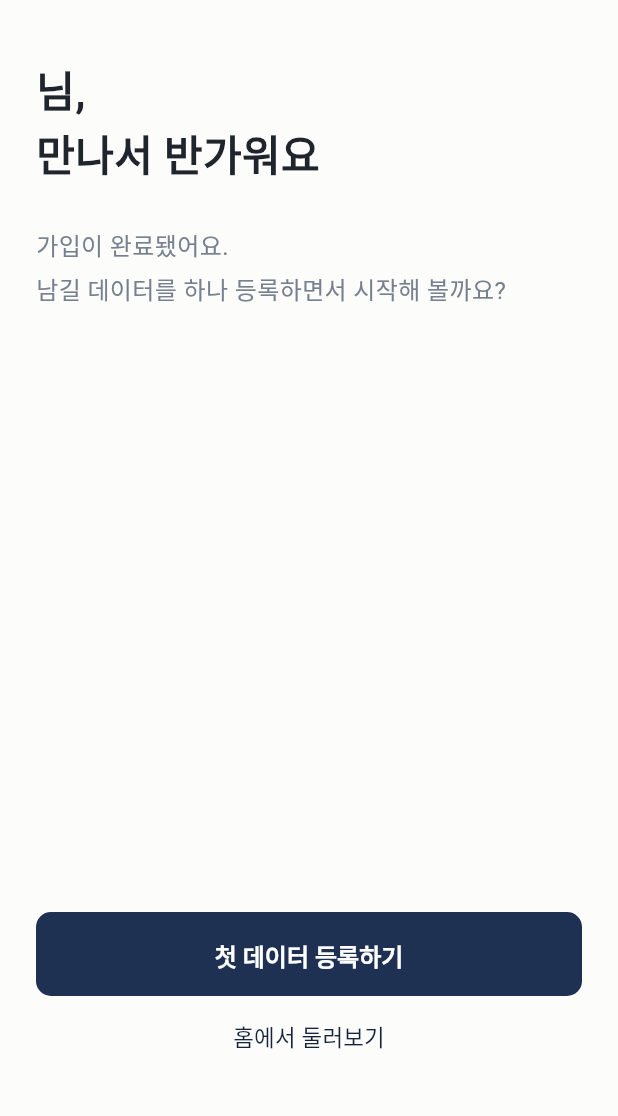
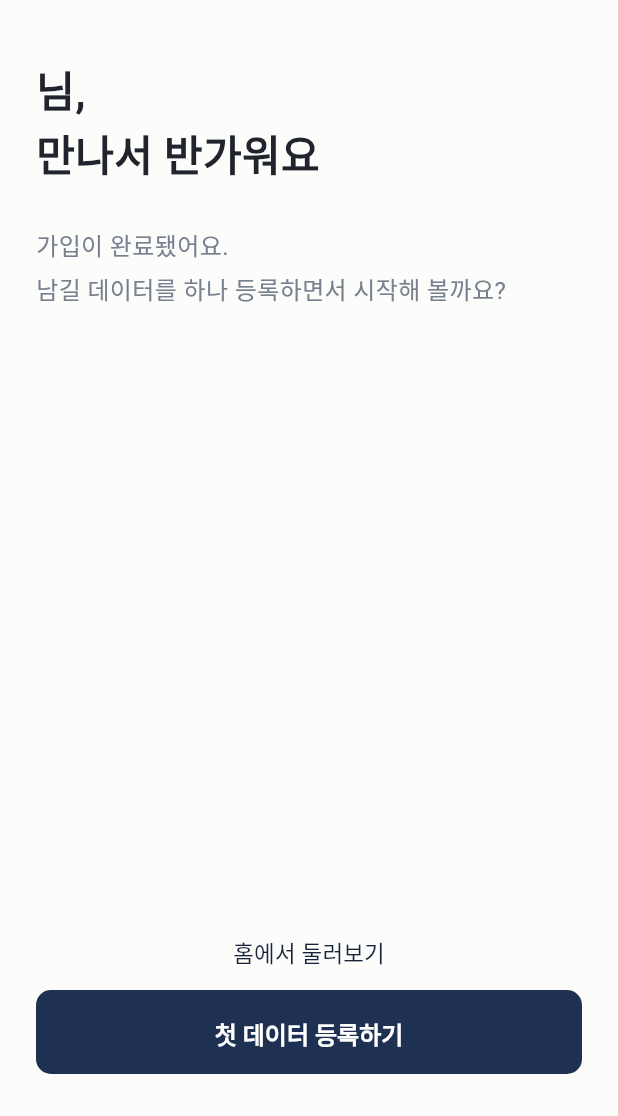
Before and after one commit to DIEALOG/DIEALOG-app, a Flutter app: the SignupCompleteScreen screen opened by its route, on a phone screen of 412 x 824 dp, the part 120-1236 px from its top. Run offline on Flutter 3.47's test engine with Material 3 defaults, Android fonts, the phone set to English and light mode, and no system bars; our stand-ins replace app_links, dio, flutter_riverpod, flutter_secure_storage, flutter_svg, go_router and 2 more; accounts and stored records are empty; Roboto replaces fonts that are missing (Pretendard).

Commit message:
fix: keep the signup button seated and mark logout
The closing signup step no longer lifts the action, the unused terms hint is gone, and logout is shown in red.

Co-Authored-By: AnA <holy9unjinx@gmail.com>

```diff
--- a/lib/features/auth/signup/signup_complete_screen.dart
+++ b/lib/features/auth/signup/signup_complete_screen.dart
@@ -42,6 +42,12 @@ class SignupCompleteScreen extends ConsumerWidget {
                 style: AppText.body.copyWith(fontSize: 16, height: 28 / 16),
               ),
               const Spacer(),
+              Center(
+                child: TextButton(
+                  onPressed: enterHome,
+                  child: Text('홈에서 둘러보기', style: AppText.textButton),
+                ),
+              ),
               PrimaryButton(
                 label: '첫 데이터 등록하기',
                 // Pushed over this screen, so cancelling lands back here
@@ -51,13 +57,6 @@ class SignupCompleteScreen extends ConsumerWidget {
                   if (saved == true && context.mounted) enterHome();
                 },
               ),
-              const SizedBox(height: 4),
-              Center(
-                child: TextButton(
-                  onPressed: enterHome,
-                  child: Text('홈에서 둘러보기', style: AppText.textButton),
-                ),
-              ),
               const SizedBox(height: 12),
             ],
           ),
--- a/lib/features/auth/signup/signup_terms_screen.dart
+++ b/lib/features/auth/signup/signup_terms_screen.dart
@@ -90,11 +90,6 @@ class _SignupTermsScreenState extends ConsumerState<SignupTermsScreen> {
             label: '마케팅 수신 동의 (선택)',
             checked: _marketing,
             onTap: () => setState(() => _marketing = !_marketing),
-          ),
-          const SizedBox(height: 12),
-          Align(
-            alignment: Alignment.centerLeft,
-            child: Text('각 항목을 눌러 내용을 확인할 수 있어요.', style: AppText.helper),
           ),
         ],
       ),
```
Also changed, not shown: lib/features/auth/signup/signup_scaffold.dart (+10 -7 lines), lib/features/settings/settings_screen.dart (+7 -1 lines), 1 other file.
